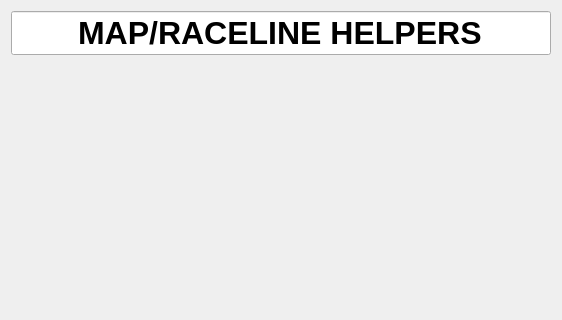
Above: sim_ws/src/arcus_gui/ui/ui/MapRacelineHelpers.ui from robotique-udes/arcus-simulation before the change; both pictures show x 0 to 562 and y 0 to 320 of the 562 by 510 pixel window. Below: the same form after it.
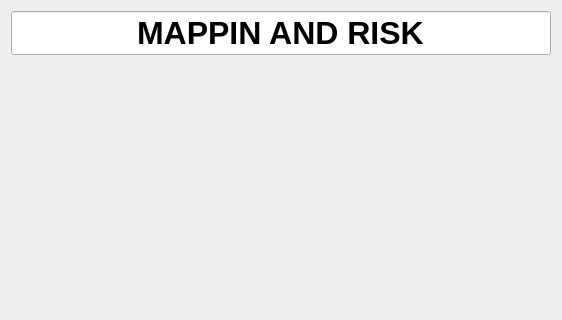
That is the form after the change.

Commit message: gap follow + map helpers from gui

Diff of the .ui file:
```diff
--- a/sim_ws/src/arcus_gui/ui/ui/MapRacelineHelpers.ui
+++ b/sim_ws/src/arcus_gui/ui/ui/MapRacelineHelpers.ui
@@ -51,7 +51,7 @@
         </font>
        </property>
        <property name="text">
-        <string>MAP/RACELINE HELPERS</string>
+        <string>MAPPIN AND RISK</string>
        </property>
        <property name="echoMode">
         <enum>QLineEdit::Normal</enum>
```
The commit also changes 10 other files.
